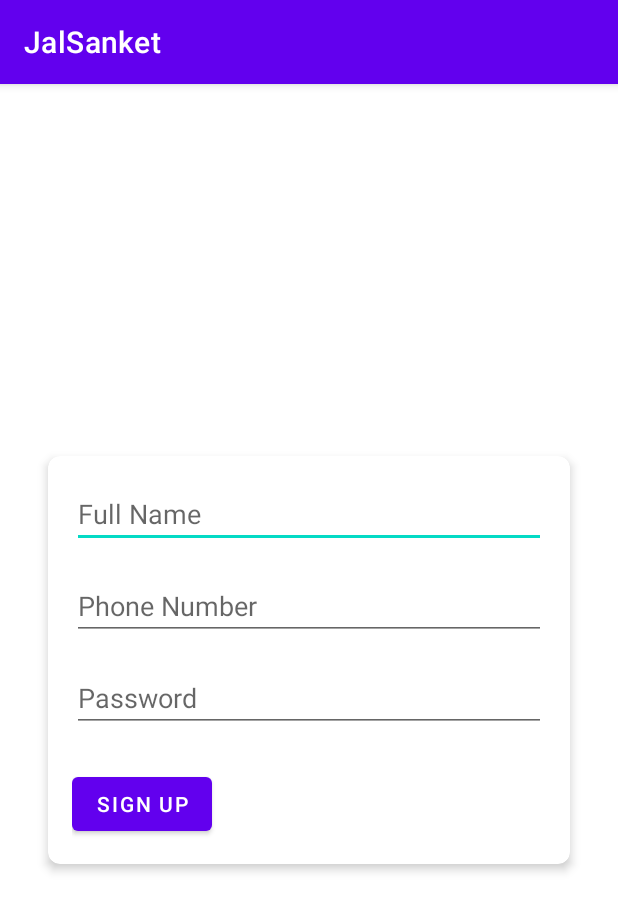
After one commit to HarprabhSingh/JalSanket, an Android app: the NewUserRegistrationActivity2 screen opened directly, with no data from a screen before it, on a phone screen of 412 x 824 dp. The commit adds this screen. Shown: the top 911 px of the screen. Run offline under Robolectric (Android 15) with nearby library versions, the phone set to English and light mode, and no system bars.

Commit message:
jatin second commit

```diff
--- a/app/build.gradle
+++ b/app/build.gradle
@@ -46,4 +46,7 @@ dependencies {
     testImplementation 'junit:junit:4.13.2'
     androidTestImplementation 'androidx.test.ext:junit:1.1.5'
     androidTestImplementation 'androidx.test.espresso:espresso-core:3.5.1'
+    implementation "androidx.camera:camera-camera2:1.1.0"
+    implementation "androidx.camera:camera-lifecycle:1.1.0"
+    implementation "androidx.camera:camera-view:1.0.0-alpha30"
 }
--- /dev/null
+++ b/app/src/main/java/com/example/jalsanket/NewUserRegistrationActivity2.kt
@@ -0,0 +1,42 @@
+package com.example.jalsanket
+
+import android.content.Intent
+import androidx.appcompat.app.AppCompatActivity
+import android.os.Bundle
+import android.view.View
+import android.widget.Button
+import android.widget.EditText
+import android.widget.Toast
+
+class NewUserRegistrationActivity2 : AppCompatActivity() {
+    private lateinit var editTextFullName: EditText
+    private lateinit var editTextEmail: EditText
+    private lateinit var editTextPassword: EditText
+    private lateinit var buttonSignup: Button
+
+    override fun onCreate(savedInstanceState: Bundle?) {
+        super.onCreate(savedInstanceState)
+        setContentView(R.layout.activity_new_user_registration2)
+
+        editTextFullName = findViewById(R.id.editTextFullName)
+        editTextEmail = findViewById(R.id.editTextPhoneNumber)
+        editTextPassword = findViewById(R.id.editTextPassword)
+        buttonSignup = findViewById(R.id.buttonSignup)
+
+        buttonSignup.setOnClickListener(View.OnClickListener {
+            // Retrieve user-entered data
+            val fullName = editTextFullName.text.toString()
+            val email = editTextEmail.text.toString()
+            val password = editTextPassword.text.toString()
+
+            // TODO: Implement your user registration logic here
+
+            // For demonstration purposes, show a toast message
+            Toast.makeText(this, "Sign up successful!", Toast.LENGTH_SHORT).show()
+
+            // Redirect to another activity (e.g., MainActivity) after successful signup
+            val intent = Intent(this, MainActivity::class.java)
+            startActivity(intent)
+        })
+    }
+}
--- /dev/null
+++ b/app/src/main/res/layout/activity_new_user_registration2.xml
@@ -0,0 +1,57 @@
+<?xml version="1.0" encoding="utf-8"?>
+<LinearLayout
+    xmlns:android="http://schemas.android.com/apk/res/android"
+    xmlns:app="http://schemas.android.com/apk/res-auto"
+    xmlns:tools="http://schemas.android.com/tools"
+    android:layout_width="match_parent"
+    android:layout_height="match_parent"
+    android:orientation="vertical"
+    android:padding="16dp"
+    android:gravity="center">
+
+    <androidx.cardview.widget.CardView
+        android:id="@+id/cardView"
+        android:layout_width="match_parent"
+        android:layout_height="wrap_content"
+        android:layout_margin="16dp"
+        app:cardCornerRadius="8dp"
+        app:cardElevation="4dp">
+
+        <LinearLayout
+            android:layout_width="match_parent"
+            android:layout_height="wrap_content"
+            android:orientation="vertical"
+            android:padding="16dp">
+
+            <EditText
+                android:id="@+id/editTextFullName"
+                android:layout_width="match_parent"
+                android:layout_height="wrap_content"
+                android:hint="Full Name"
+                android:inputType="text"
+                android:layout_marginBottom="16dp"/>
+
+            <EditText
+                android:id="@+id/editTextPhoneNumber"
+                android:layout_width="match_parent"
+                android:layout_height="wrap_content"
+                android:hint="Phone Number"
+                android:inputType="phone"
+                android:layout_marginBottom="16dp"/>
+
+            <EditText
+                android:id="@+id/editTextPassword"
+                android:layout_width="match_parent"
+                android:layout_height="wrap_content"
+                android:hint="Password"
+                android:inputType="textPassword"
+                android:layout_marginBottom="24dp"/>
+
+            <Button
+                android:id="@+id/buttonSignup"
+                android:layout_width="wrap_content"
+                android:layout_height="wrap_content"
+                android:text="Sign Up"/>
+        </LinearLayout>
+    </androidx.cardview.widget.CardView>
+</LinearLayout>
--- a/build.gradle
+++ b/build.gradle
@@ -1,7 +1,7 @@
 // Top-level build file where you can add configuration options common to all sub-projects/modules.
 plugins {
-    id 'com.android.application' version '7.3.0' apply false
-    id 'com.android.library' version '7.3.0' apply false
+    id 'com.android.application' version '7.2.2' apply false
+    id 'com.android.library' version '7.2.2' apply false
     id 'org.jetbrains.kotlin.android' version '1.7.10' apply false
     id 'com.google.android.libraries.mapsplatform.secrets-gradle-plugin' version '2.0.1' apply false
 }
```
Also changed, not shown: app/src/main/AndroidManifest.xml (+23 -21 lines), app/src/main/java/com/example/jalsanket/MainActivity.kt (+11 -0 lines), app/src/main/java/com/example/jalsanket/MapsActivity.kt (deleted, +0 -48 lines), app/src/main/java/com/example/jalsanket/loginActivity.kt (added, +51 -0 lines), app/src/main/java/com/example/jalsanket/loginoptionsActivity.kt (added, +29 -0 lines), app/src/main/java/com/example/jalsanket/problemstatementActivity.kt (added, +14 -0 lines), app/src/main/res/layout/activity_login.xml (added, +49 -0 lines), app/src/main/res/layout/activity_loginoptions.xml (added, +42 -0 lines), app/src/main/res/layout/activity_main.xml (+11 -0 lines), app/src/main/res/layout/activity_maps.xml (deleted, +0 -9 lines), app/src/main/res/layout/activity_problemstatement.xml (added, +48 -0 lines).
